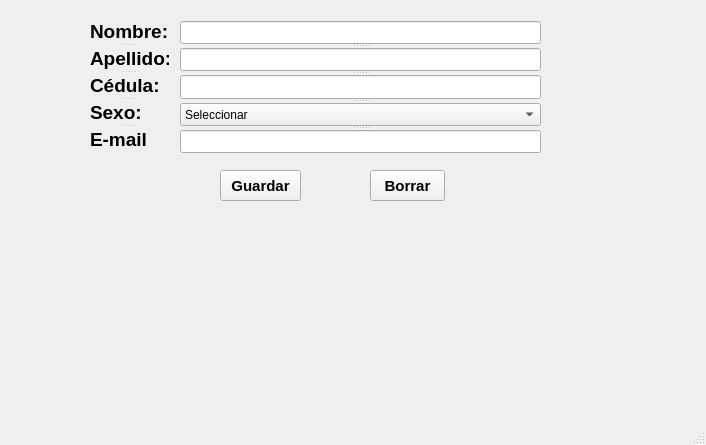
First picture: the form in src/UI/vtnPrincipal.ui, repository fexchooo04/GUI, before the edit.
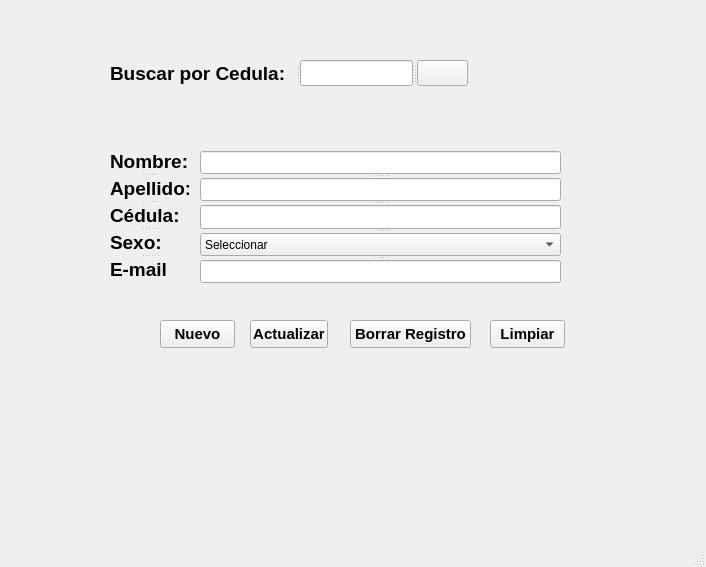
Second picture: the form after the edit. Icons and pictures are not drawn.

```diff
--- a/src/UI/vtnPrincipal.ui
+++ b/src/UI/vtnPrincipal.ui
@@ -7,7 +7,7 @@
     <x>0</x>
     <y>0</y>
     <width>706</width>
-    <height>445</height>
+    <height>567</height>
    </rect>
   </property>
   <property name="windowTitle">
@@ -17,10 +17,10 @@
    <widget class="QPushButton" name="btnGuardar">
     <property name="geometry">
      <rect>
-      <x>220</x>
-      <y>170</y>
-      <width>81</width>
-      <height>31</height>
+      <x>160</x>
+      <y>320</y>
+      <width>75</width>
+      <height>28</height>
      </rect>
     </property>
     <property name="font">
@@ -30,16 +30,16 @@
      </font>
     </property>
     <property name="text">
-     <string>Guardar</string>
+     <string>Nuevo</string>
     </property>
    </widget>
    <widget class="QPushButton" name="btnBorrar">
     <property name="geometry">
      <rect>
-      <x>370</x>
-      <y>170</y>
+      <x>490</x>
+      <y>320</y>
       <width>75</width>
-      <height>31</height>
+      <height>28</height>
      </rect>
     </property>
     <property name="font">
@@ -49,14 +49,14 @@
      </font>
     </property>
     <property name="text">
-     <string>Borrar</string>
+     <string>Limpiar</string>
     </property>
    </widget>
    <widget class="QSplitter" name="splitter">
     <property name="geometry">
      <rect>
-      <x>90</x>
-      <y>20</y>
+      <x>110</x>
+      <y>150</y>
       <width>79</width>
       <height>130</height>
      </rect>
@@ -123,8 +123,8 @@
    <widget class="QSplitter" name="splitter_2">
     <property name="geometry">
      <rect>
-      <x>180</x>
-      <y>21</y>
+      <x>200</x>
+      <y>151</y>
       <width>361</width>
       <height>132</height>
      </rect>
@@ -170,6 +170,87 @@
      </property>
     </widget>
    </widget>
+   <widget class="QPushButton" name="btnBorrarRegistro">
+    <property name="geometry">
+     <rect>
+      <x>350</x>
+      <y>320</y>
+      <width>121</width>
+      <height>28</height>
+     </rect>
+    </property>
+    <property name="font">
+     <font>
+      <pointsize>11</pointsize>
+      <bold>true</bold>
+     </font>
+    </property>
+    <property name="text">
+     <string>Borrar Registro</string>
+    </property>
+   </widget>
+   <widget class="QPushButton" name="btnActualizar">
+    <property name="geometry">
+     <rect>
+      <x>250</x>
+      <y>320</y>
+      <width>78</width>
+      <height>28</height>
+     </rect>
+    </property>
+    <property name="font">
+     <font>
+      <pointsize>11</pointsize>
+      <bold>true</bold>
+     </font>
+    </property>
+    <property name="text">
+     <string>Actualizar</string>
+    </property>
+   </widget>
+   <widget class="QSplitter" name="splitter_3">
+    <property name="geometry">
+     <rect>
+      <x>110</x>
+      <y>60</y>
+      <width>358</width>
+      <height>26</height>
+     </rect>
+    </property>
+    <property name="orientation">
+     <enum>Qt::Orientation::Horizontal</enum>
+    </property>
+    <widget class="QLabel" name="lbBuscarCedula">
+     <property name="font">
+      <font>
+       <pointsize>14</pointsize>
+       <bold>true</bold>
+      </font>
+     </property>
+     <property name="text">
+      <string>Buscar por Cedula:</string>
+     </property>
+    </widget>
+    <widget class="QLineEdit" name="txtBuscarCedula">
+     <property name="maxLength">
+      <number>10</number>
+     </property>
+    </widget>
+    <widget class="QPushButton" name="btnBuscarCedula">
+     <property name="font">
+      <font>
+       <pointsize>11</pointsize>
+       <bold>true</bold>
+      </font>
+     </property>
+     <property name="text">
+      <string/>
+     </property>
+     <property name="icon">
+      <iconset theme="QIcon::ThemeIcon::EditFind"/>
+     </property>
+    </widget>
+   </widget>
   </widget>
   <widget class="QMenuBar" name="menubar">
    <property name="geometry">
```
Left out of the diff: 4 changed lines with no effect on the pictures.
